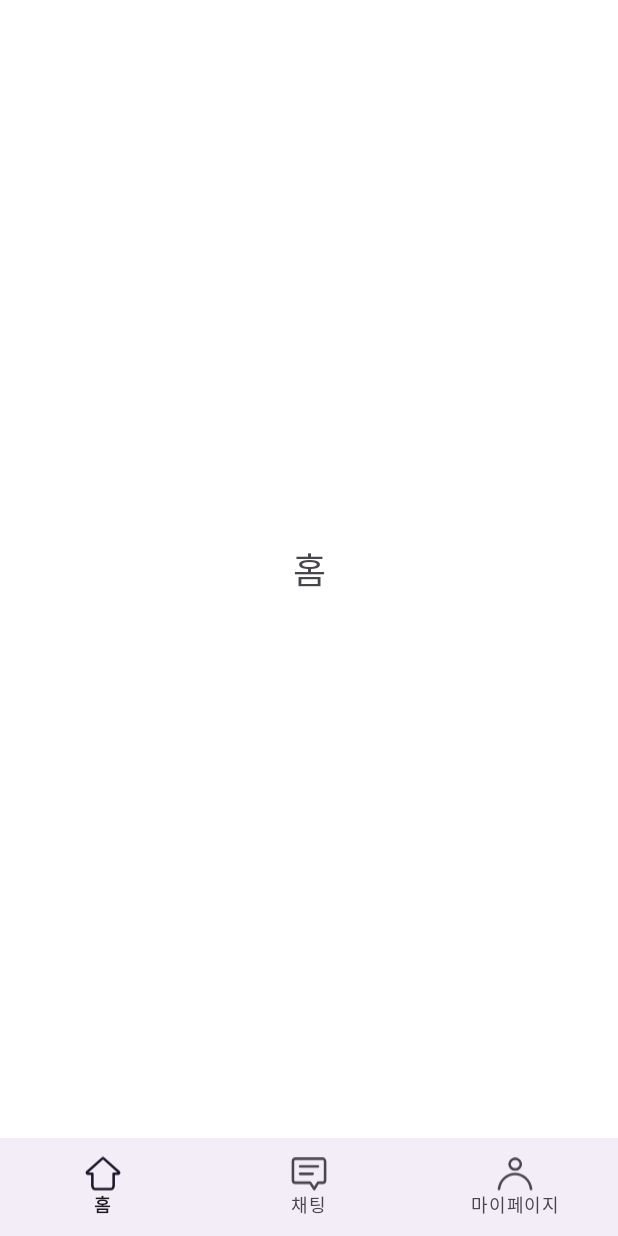
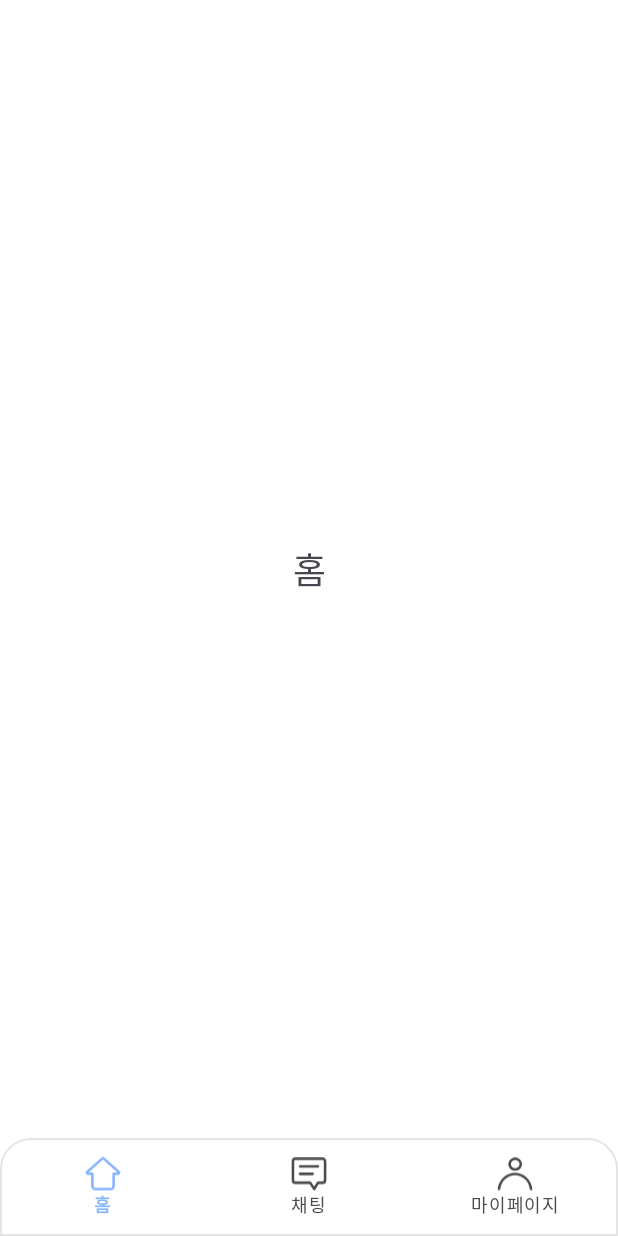
Before and after one commit to 9oormthon-univ/2024_BEOTKKOTTHON_TEAM_34_FE, an Android app: the screen it shows after launch (MainActivity), on a phone screen of 412 x 824 dp. Run offline under Robolectric (Android 15) with nearby library versions, the phone set to English and light mode, and no system bars; our stand-ins replace data binding, navigation-ui.

Commit message:
feat: Bottom Navigation style 속성 추가

```diff
--- a/app/src/main/res/values/styles.xml
+++ b/app/src/main/res/values/styles.xml
@@ -1,7 +1,10 @@
 <?xml version="1.0" encoding="utf-8"?>
 <resources>
     <style name="BottomNavigationStyle">
+        <item name="android:background">@drawable/shape_top_rounded_20dp</item>
         <item name="itemRippleColor">@null</item>
+        <item name="itemIconTint">@color/selector_bottom_navigation_color</item>
+        <item name="itemTextColor">@color/selector_bottom_navigation_color</item>
         <item name="itemActiveIndicatorStyle">@android:color/transparent</item>
     </style>
 </resources>
```
